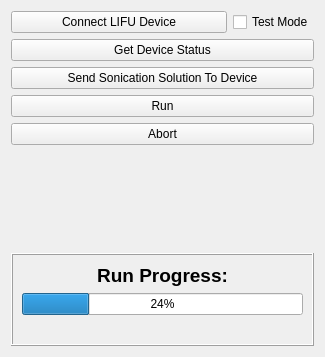
Qt form OpenLIFUSonicationControl/Resources/UI/OpenLIFUSonicationControl.ui (OpenwaterHealth/SlicerOpenLIFU) before a commit.
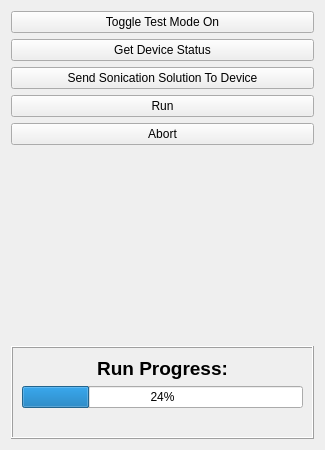
The same form after that commit. Custom widgets are drawn as their Qt base class.

Commit message: Change LIFUInterface to use test mode toggle (#140)

```diff
--- a/OpenLIFUSonicationControl/Resources/UI/OpenLIFUSonicationControl.ui
+++ b/OpenLIFUSonicationControl/Resources/UI/OpenLIFUSonicationControl.ui
@@ -7,39 +7,22 @@
     <x>0</x>
     <y>0</y>
     <width>325</width>
-    <height>357</height>
+    <height>450</height>
    </rect>
   </property>
   <layout class="QVBoxLayout" name="verticalLayout_2">
    <item>
-    <layout class="QHBoxLayout" name="horizontalLayout">
-     <item>
-      <widget class="QPushButton" name="connectLIFUDevicePushButton">
-       <property name="sizePolicy">
-        <sizepolicy hsizetype="MinimumExpanding" vsizetype="Fixed">
-         <horstretch>0</horstretch>
-         <verstretch>0</verstretch>
-        </sizepolicy>
-       </property>
+    <widget class="QPushButton" name="testModePushButton">
        <property name="text">
-        <string>Connect LIFU Device</string>
-       </property>
-      </widget>
-     </item>
-     <item>
-      <widget class="QCheckBox" name="testModeCheckBox">
-       <property name="sizePolicy">
-        <sizepolicy hsizetype="Minimum" vsizetype="Fixed">
-         <horstretch>0</horstretch>
-         <verstretch>0</verstretch>
-        </sizepolicy>
-       </property>
-       <property name="text">
-        <string>Test Mode</string>
-       </property>
-      </widget>
-     </item>
-    </layout>
+      <string>Toggle Test Mode On</string>
+     </property>
+     <property name="autoDefault">
+      <bool>false</bool>
+     </property>
+     <property name="default">
+      <bool>false</bool>
+     </property>
+    </widget>
    </item>
    <item>
     <widget class="QPushButton" name="manuallyGetDeviceStatusPushButton">
```
Left out of the diff: 2 changed lines with no effect on the pictures. Lines whose indentation alone changed are shown as unchanged. The commit also changes 2 other files.
